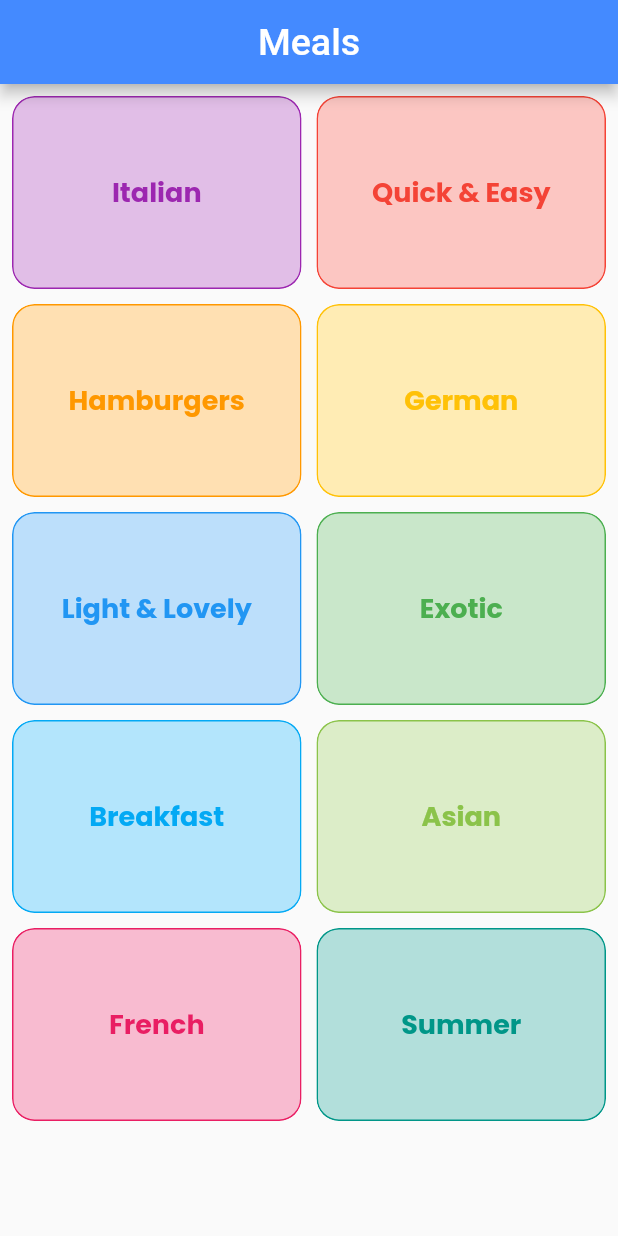
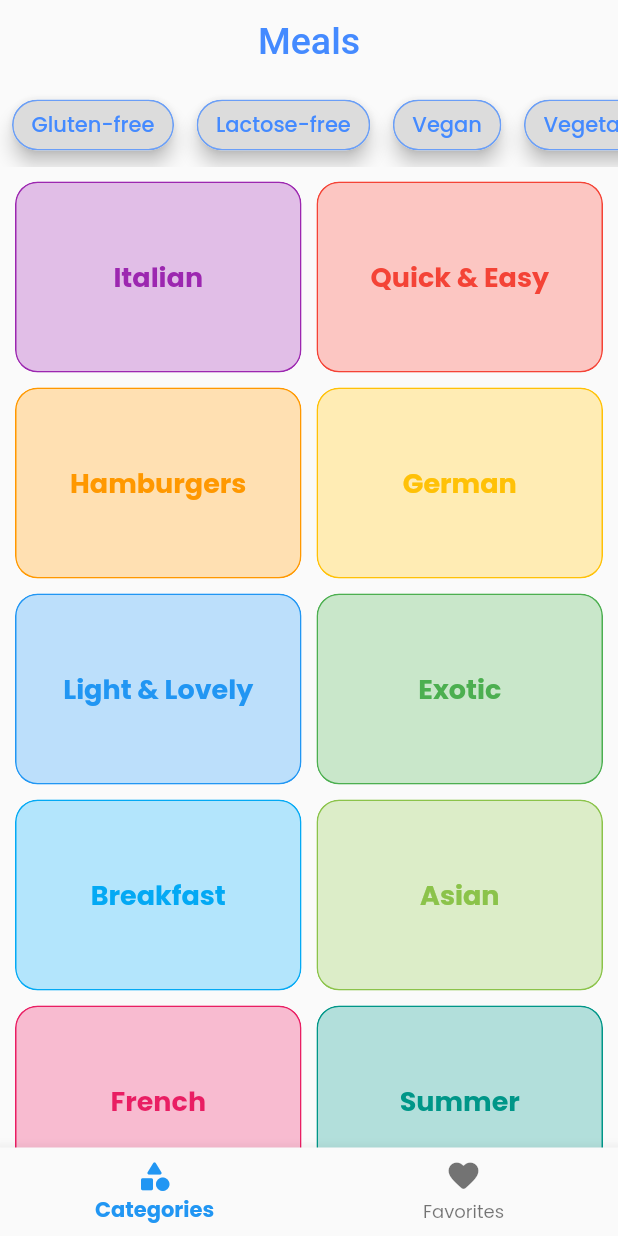
Before and after one commit to bhavik-dodia/meal_app, a Flutter app: the screen it shows after launch, on a phone screen of 412 x 824 dp. Run offline on Flutter 3.47's test engine with Material 2 defaults, Android fonts, the phone set to English and light mode, and no system bars; our stand-ins replace google_fonts.

Commit message:
added filtering feature

```diff
--- a/lib/main.dart
+++ b/lib/main.dart
@@ -1,15 +1,19 @@
 import 'package:flutter/material.dart';
 import 'package:google_fonts/google_fonts.dart';
-import 'package:meals_app/screens/meal_details_page.dart';
+import 'package:meals_app/models/filters.dart';
+import 'package:provider/provider.dart';
 
 import 'screens/home_page.dart';
+import 'screens/meal_details_page.dart';
 
 void main() => runApp(MyApp());
 
 class MyApp extends StatelessWidget {
   @override
   Widget build(BuildContext context) {
-    return MaterialApp(
+    return ChangeNotifierProvider(
+      create: (context)=> FilteredMeal(),
+      child: MaterialApp(
         debugShowCheckedModeBanner: false,
         title: 'Meals',
         theme: ThemeData(
@@ -34,6 +38,7 @@ class MyApp extends StatelessWidget {
         onUnknownRoute: (settings) => MaterialPageRoute(
           builder: (context) => HomePage(),
         ),
+      ),
     );
   }
 }
--- /dev/null
+++ b/lib/models/filters.dart
@@ -0,0 +1,24 @@
+import 'dart:collection';
+
+import 'package:flutter/foundation.dart';
+
+import '../data/dummy_data.dart';
+import 'meal.dart';
+
+class FilteredMeal extends ChangeNotifier {
+  List<Meal> _filteredMeals = DUMMY_MEALS;
+
+  UnmodifiableListView get filteredMeals =>
+      UnmodifiableListView(_filteredMeals);
+
+  void filter(Map<String, bool> filters) {
+    _filteredMeals = DUMMY_MEALS.where((meal) {
+      if (filters['Gluten-free'] && !meal.isGlutenFree) return false;
+      if (filters['Lactose-free'] && !meal.isLactoseFree) return false;
+      if (filters['Vegan'] && !meal.isVegan) return false;
+      if (filters['Vegetarian'] && !meal.isVegetarian) return false;
+      return true;
+    }).toList();
+    notifyListeners();
+  }
+}
--- a/lib/screens/categories_page.dart
+++ b/lib/screens/categories_page.dart
@@ -1,14 +1,15 @@
 import 'package:animations/animations.dart';
 import 'package:flutter/material.dart';
-import 'package:meals_app/data/dummy_data.dart';
-import 'package:meals_app/screens/category_meals_page.dart';
-import 'package:meals_app/widgets/category_item.dart';
+
+import '../data/dummy_data.dart';
+import '../widgets/category_item.dart';
+import 'category_meals_page.dart';
 
 class CategoriesPage extends StatelessWidget {
   @override
   Widget build(BuildContext context) {
     return GridView(
-      padding: const EdgeInsets.all(8.0),
+      padding: const EdgeInsets.all(10.0),
       shrinkWrap: true,
       physics: const BouncingScrollPhysics(),
       gridDelegate: SliverGridDelegateWithMaxCrossAxisExtent(
@@ -30,6 +31,7 @@ class CategoriesPage extends StatelessWidget {
               openBuilder: (contex, closeContainer) => CategoryMealsPage(
                 id: catData.id,
                 title: catData.title,
+                closeContainer: closeContainer,
               ),
               closedBuilder: (contex, openContainer) => CategoryItem(
                 title: catData.title,
--- a/lib/screens/home_page.dart
+++ b/lib/screens/home_page.dart
@@ -1,18 +1,64 @@
+import 'dart:ui';
+
 import 'package:flutter/material.dart';
-import 'package:meals_app/screens/categories_page.dart';
 
-class HomePage extends StatelessWidget {
+import '../widgets/filter_chips.dart';
+import 'categories_page.dart';
+import 'favorites_page.dart';
+
+class HomePage extends StatefulWidget {
+  @override
+  _HomePageState createState() => _HomePageState();
+}
+
+class _HomePageState extends State<HomePage> {
+  int _currentIndex = 0;
+
   @override
   Widget build(BuildContext context) {
+    final theme = Theme.of(context);
     return Scaffold(
       appBar: AppBar(
+        elevation: 0.0,
+        iconTheme: IconThemeData(color: theme.accentColor),
+        backgroundColor: theme.canvasColor,
+        centerTitle: true,
         title: Text(
           'Meals',
-          style: TextStyle(fontSize: 25.0),
+          style: TextStyle(
+            fontSize: 25.0,
+            color: theme.accentColor,
+          ),
         ),
-        centerTitle: true,
+        bottom: PreferredSize(
+          preferredSize: Size.fromHeight(55.0),
+          child: FiltersChips(),
+        ),
       ),
-      body: CategoriesPage(),
+      body: IndexedStack(
+        index: _currentIndex,
+        children: [
+          CategoriesPage(),
+          FavoritesPage(),
+        ],
+      ),
+      bottomNavigationBar: BottomNavigationBar(
+        backgroundColor: theme.canvasColor,
+        onTap: (index) => setState(() => _currentIndex = index),
+        type: BottomNavigationBarType.fixed,
+        selectedLabelStyle: TextStyle(fontWeight: FontWeight.bold),
+        currentIndex: _currentIndex,
+        items: [
+          BottomNavigationBarItem(
+            icon: Icon(Icons.category_rounded),
+            label: 'Categories',
+          ),
+          BottomNavigationBarItem(
+            icon: Icon(Icons.favorite_rounded),
+            label: 'Favorites',
+          ),
+        ],
+      ),
     );
   }
 }
--- /dev/null
+++ b/lib/widgets/filter_chips.dart
@@ -0,0 +1,60 @@
+import 'package:flutter/material.dart';
+import 'package:meals_app/models/filters.dart';
+import 'package:provider/provider.dart';
+
+class FiltersChips extends StatefulWidget {
+  @override
+  _FiltersChipsState createState() => _FiltersChipsState();
+}
+
+class _FiltersChipsState extends State<FiltersChips> {
+  Map<String, bool> _filterData = {
+    'Gluten-free': false,
+    'Lactose-free': false,
+    'Vegan': false,
+    'Vegetarian': false,
+  };
+
+  @override
+  Widget build(BuildContext context) {
+    return Expanded(
+      child: ListView(
+        padding: const EdgeInsets.all(8.0),
+        scrollDirection: Axis.horizontal,
+        physics: const BouncingScrollPhysics(),
+        shrinkWrap: true,
+        children: [
+          buildChip('Gluten-free'),
+          const SizedBox(width: 15.0),
+          buildChip('Lactose-free'),
+          const SizedBox(width: 15.0),
+          buildChip('Vegan'),
+          const SizedBox(width: 15.0),
+          buildChip('Vegetarian'),
+        ],
+      ),
+    );
+  }
+
+  Widget buildChip(String label) {
+    final theme = Theme.of(context);
+    return FilterChip(
+      elevation: 5.0,
+      pressElevation: 0.0,
+      labelStyle: TextStyle(color: theme.accentColor),
+      checkmarkColor: theme.accentColor,
+      clipBehavior: Clip.antiAlias,
+      selected: _filterData[label],
+      selectedColor: theme.accentColor.withOpacity(0.3),
+      selectedShadowColor: theme.accentColor,
+      shape: StadiumBorder(
+        side: BorderSide(color: theme.accentColor.withOpacity(0.5)),
+      ),
+      label: Text(label),
+      onSelected: (newValue) {
+        setState(() => _filterData[label] = newValue);
+        Provider.of<FilteredMeal>(context, listen: false).filter(_filterData);
+      },
+    );
+  }
+}
--- a/pubspec.yaml
+++ b/pubspec.yaml
@@ -26,6 +26,7 @@ dependencies:
   animations: ^1.1.2
   cupertino_icons: ^1.0.0
   google_fonts: ^1.1.2
+  provider: ^4.3.3
 
 dev_dependencies:
   flutter_test:
```
Also changed, not shown: lib/screens/category_meals_page.dart (+24 -9 lines), lib/screens/favorites_page.dart (added, +8 -0 lines), lib/screens/meal_details_page.dart (+12 -4 lines), lib/widgets/meal_item.dart (+28 -21 lines), lib/widgets/menu.dart (added, +43 -0 lines), pubspec.lock, 1 other file. Lines whose indentation alone changed are shown as unchanged.
